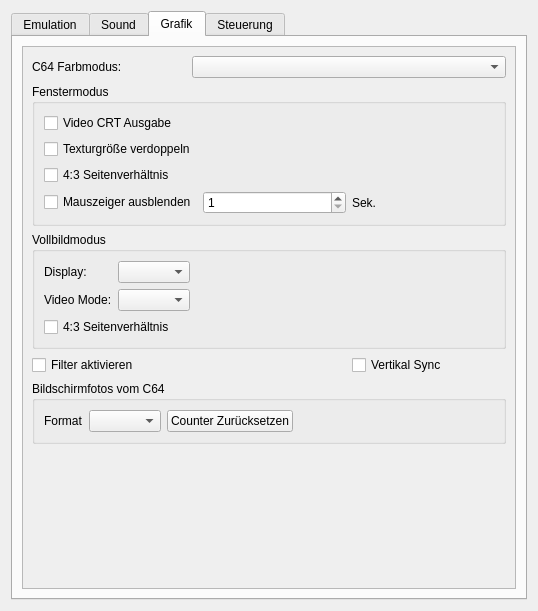
Before: the Qt Designer form src/setup_window.ui in ThKattanek/emu64, drawn with Qt 5.
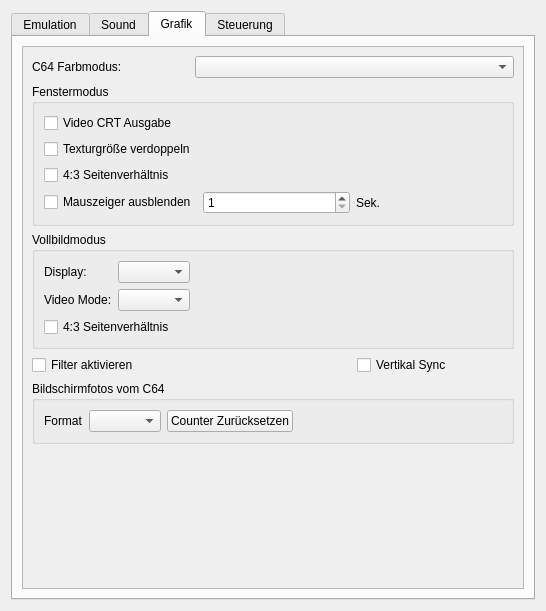
After: the same form once the commit is applied.

Commit message: SetupWindow kleine Anpassung am Design

```diff
--- a/src/setup_window.ui
+++ b/src/setup_window.ui
@@ -9,7 +9,7 @@
    <rect>
     <x>0</x>
     <y>0</y>
-    <width>538</width>
+    <width>546</width>
     <height>611</height>
    </rect>
   </property>
@@ -475,7 +475,7 @@
            <rect>
             <x>0</x>
             <y>0</y>
-            <width>492</width>
+            <width>500</width>
             <height>532</height>
            </rect>
           </property>
```
Left out of the diff: 6 changed lines with no effect on the pictures. The commit also changes 1 other file.
